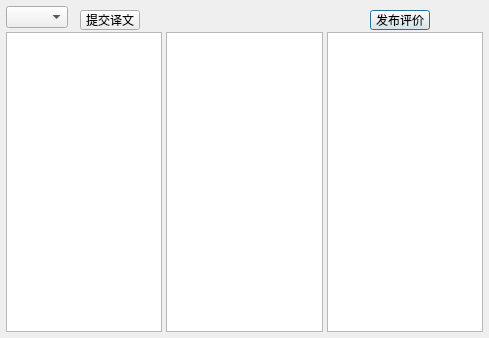
Above: C++编写众包翻译平台/源代码及资源文件/dlg_c_view.ui from FouforPast/some-course-projects before the change. Below: the same form after it.
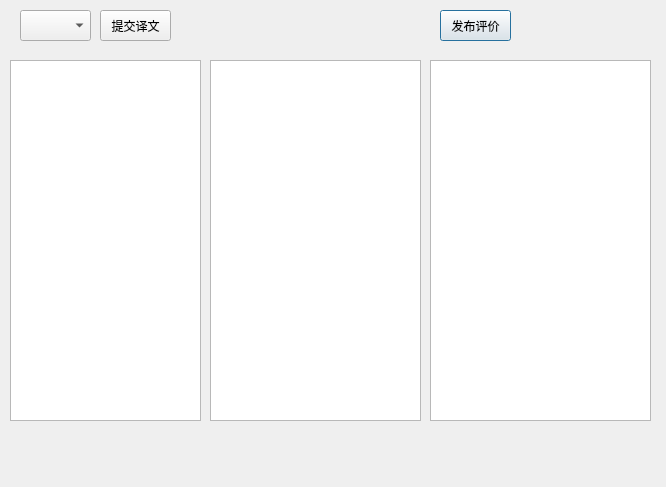
That is the form after the change.

```diff
--- a/C++编写众包翻译平台/源代码及资源文件/dlg_c_view.ui
+++ b/C++编写众包翻译平台/源代码及资源文件/dlg_c_view.ui
@@ -6,8 +6,8 @@
    <rect>
     <x>0</x>
     <y>0</y>
-    <width>489</width>
-    <height>338</height>
+    <width>666</width>
+    <height>487</height>
    </rect>
   </property>
   <property name="windowTitle">
@@ -16,50 +16,50 @@
   <widget class="QComboBox" name="comboBox_translator">
    <property name="geometry">
     <rect>
-     <x>6</x>
-     <y>6</y>
-     <width>62</width>
-     <height>22</height>
+     <x>20</x>
+     <y>10</y>
+     <width>71</width>
+     <height>31</height>
     </rect>
    </property>
   </widget>
   <widget class="QTextEdit" name="textEdit_evaluation">
    <property name="geometry">
     <rect>
-     <x>327</x>
-     <y>32</y>
-     <width>156</width>
-     <height>300</height>
+     <x>430</x>
+     <y>60</y>
+     <width>221</width>
+     <height>361</height>
     </rect>
    </property>
   </widget>
   <widget class="QTextBrowser" name="textBrowser_origin">
    <property name="geometry">
     <rect>
-     <x>6</x>
-     <y>32</y>
-     <width>156</width>
-     <height>300</height>
+     <x>10</x>
+     <y>60</y>
+     <width>191</width>
+     <height>361</height>
     </rect>
    </property>
   </widget>
   <widget class="QTextBrowser" name="textBrowser_translation">
    <property name="geometry">
     <rect>
-     <x>166</x>
-     <y>32</y>
-     <width>157</width>
-     <height>300</height>
+     <x>210</x>
+     <y>60</y>
+     <width>211</width>
+     <height>361</height>
     </rect>
    </property>
   </widget>
   <widget class="QPushButton" name="pushButton_emit">
    <property name="geometry">
     <rect>
-     <x>370</x>
+     <x>440</x>
      <y>10</y>
-     <width>60</width>
-     <height>20</height>
+     <width>71</width>
+     <height>31</height>
     </rect>
    </property>
    <property name="text">
@@ -69,10 +69,10 @@
   <widget class="QPushButton" name="pushButton_submit">
    <property name="geometry">
     <rect>
-     <x>80</x>
+     <x>100</x>
      <y>10</y>
-     <width>60</width>
-     <height>20</height>
+     <width>71</width>
+     <height>31</height>
     </rect>
    </property>
    <property name="text">
```
